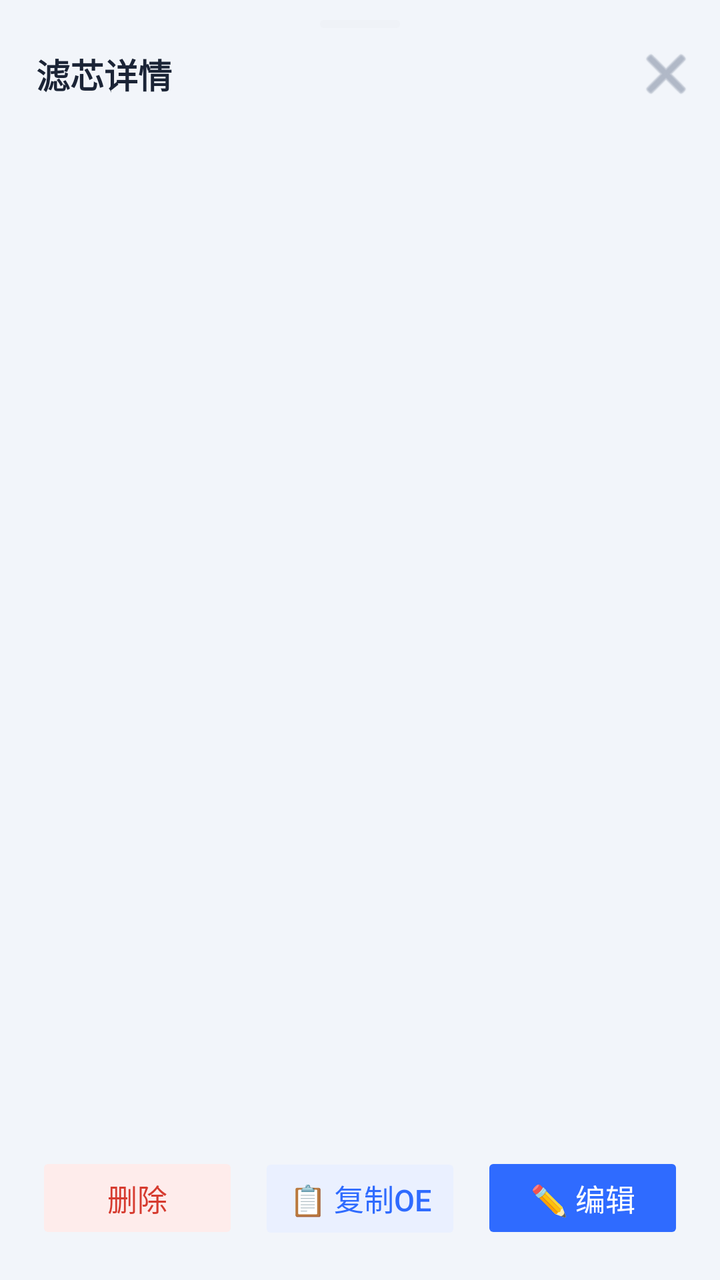
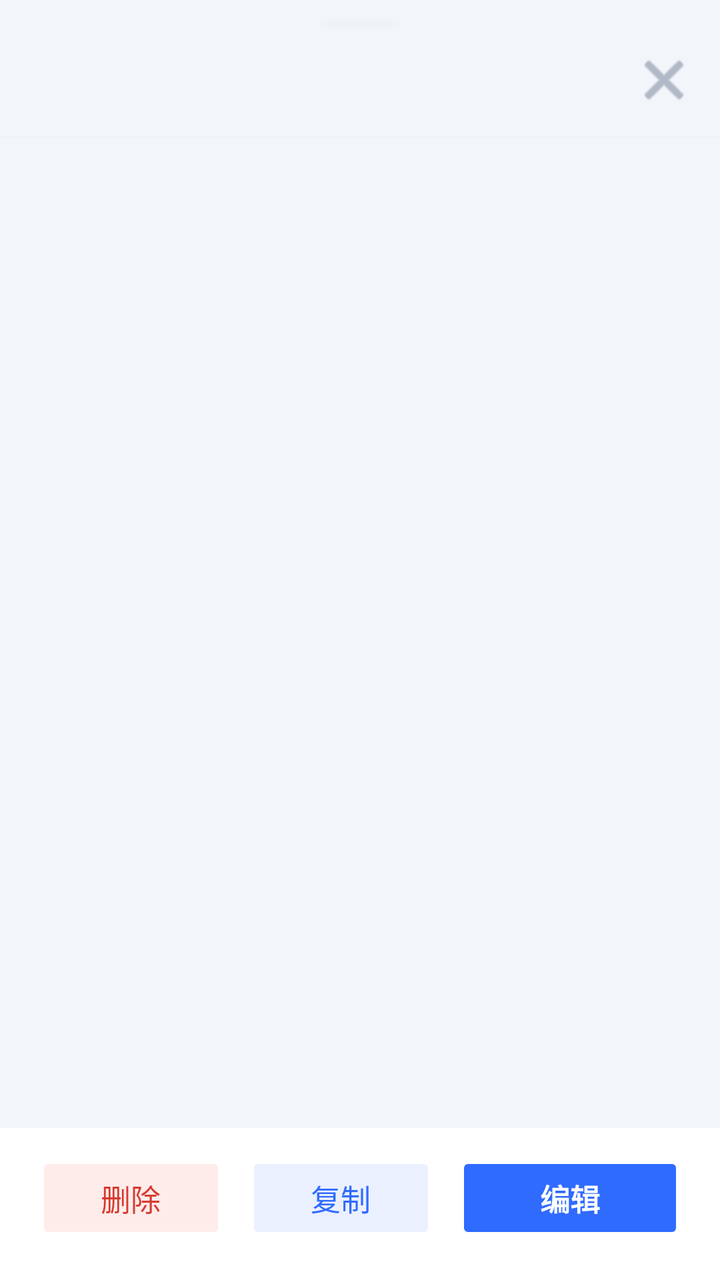

Two renders of the same Android screen: before a commit and after it. Below are the layout's source before the change and the commit's diff.
<!-- AndroidManifest.xml: application theme Theme.FilterMaster -->
<!-- res/layout/sheet_detail.xml -->
<?xml version="1.0" encoding="utf-8"?>
<LinearLayout xmlns:android="http://schemas.android.com/apk/res/android"
    xmlns:app="http://schemas.android.com/apk/res-auto"
    android:layout_width="match_parent"
    android:layout_height="match_parent"
    android:orientation="vertical">

    <View
        android:layout_width="40dp"
        android:layout_height="4dp"
        android:layout_gravity="center_horizontal"
        android:layout_marginTop="10dp"
        android:background="@drawable/bg_rounded_8" />

    <LinearLayout
        android:layout_width="match_parent"
        android:layout_height="wrap_content"
        android:gravity="center_vertical"
        android:orientation="horizontal"
        android:paddingLeft="18dp"
        android:paddingRight="12dp"
        android:paddingTop="8dp"
        android:paddingBottom="8dp">

        <TextView
            android:layout_width="0dp"
            android:layout_height="wrap_content"
            android:layout_weight="1"
            android:text="滤芯详情"
            android:textColor="@color/text_main"
            android:textSize="17sp"
            android:textStyle="bold" />

        <ImageButton
            android:id="@+id/btnDetailClose"
            android:layout_width="30dp"
            android:layout_height="30dp"
            android:background="?attr/selectableItemBackgroundBorderless"
            android:contentDescription="关闭"
            android:src="@android:drawable/ic_menu_close_clear_cancel"
            android:tint="#8590A5" />
    </LinearLayout>

    <ScrollView
        android:layout_width="match_parent"
        android:layout_height="0dp"
        android:layout_weight="1"
        android:scrollbars="none">

        <LinearLayout
            android:id="@+id/detailContainer"
            android:layout_width="match_parent"
            android:layout_height="wrap_content"
            android:orientation="vertical"
            android:paddingLeft="18dp"
            android:paddingRight="18dp"
            android:paddingBottom="10dp" />
    </ScrollView>

    <LinearLayout
        android:layout_width="match_parent"
        android:layout_height="wrap_content"
        android:orientation="horizontal"
        android:paddingLeft="18dp"
        android:paddingRight="18dp"
        android:paddingTop="12dp"
        android:paddingBottom="18dp">

        <Button
            android:id="@+id/btnDelete"
            android:layout_width="0dp"
            android:layout_height="46dp"
            android:layout_weight="1"
            android:backgroundTint="#FEECEB"
            android:stateListAnimator="@null"
            android:text="删除"
            android:textColor="@color/danger"
            android:textSize="15sp"
            app:cornerRadius="14dp"
             />

        <Button
            android:id="@+id/btnCopyOe"
            android:layout_width="0dp"
            android:layout_height="46dp"
            android:layout_marginStart="10dp"
            android:layout_weight="1"
            android:backgroundTint="#EAF0FF"
            android:stateListAnimator="@null"
            android:text="📋 复制OE"
            android:textColor="@color/primary"
            android:textSize="15sp"
            app:cornerRadius="14dp" />

        <Button
            android:id="@+id/btnEdit"
            android:layout_width="0dp"
            android:layout_height="46dp"
            android:layout_marginStart="10dp"
            android:layout_weight="1"
            android:backgroundTint="#2F6BFF"
            android:stateListAnimator="@null"
            android:text="✏️ 编辑"
            android:textColor="#FFFFFF"
            android:textSize="15sp"
            app:cornerRadius="14dp" />
    </LinearLayout>
</LinearLayout>
<!-- resources referenced by this layout -->
<resources>
  <color name="danger">#D63B2F</color>
  <color name="primary">#2F6BFF</color>
  <color name="text_main">#1B2436</color>
  <!-- drawable bg_rounded_8 (drawable) -->
  <?xml version="1.0" encoding="utf-8"?>
  <shape xmlns:android="http://schemas.android.com/apk/res/android">
      <solid android:color="#EFF2F7" />
      <corners android:radius="8dp" />
  </shape>
  <style name="Theme.FilterMaster" parent="Theme.MaterialComponents.Light.NoActionBar">
          <item name="colorPrimary">@color/primary</item>
          <item name="colorPrimaryDark">@color/primary_deep</item>
          <item name="android:statusBarColor">#2456E8</item>
          <item name="android:windowBackground">@color/bg</item>
          <item name="android:windowLightStatusBar">false</item>
      </style>
  <color name="primary_deep">#1E4FD6</color>
  <color name="bg">#F2F5FA</color>
</resources>

<!-- the commit's change to res/layout/sheet_detail.xml (unified diff, before → after) -->
@@ -12,6 +12,7 @@
         android:layout_marginTop="10dp"
         android:background="@drawable/bg_rounded_8" />
 
+    
     <LinearLayout
         android:layout_width="match_parent"
         android:layout_height="wrap_content"
@@ -19,28 +20,62 @@
         android:orientation="horizontal"
         android:paddingLeft="18dp"
         android:paddingRight="12dp"
-        android:paddingTop="8dp"
-        android:paddingBottom="8dp">
-
-        <TextView
+        android:paddingTop="10dp"
+        android:paddingBottom="12dp">
+
+        <LinearLayout
             android:layout_width="0dp"
             android:layout_height="wrap_content"
             android:layout_weight="1"
-            android:text="滤芯详情"
-            android:textColor="@color/text_main"
-            android:textSize="17sp"
-            android:textStyle="bold" />
+            android:orientation="vertical">
+
+            <TextView
+                android:id="@+id/tvDetailCode"
+                android:layout_width="wrap_content"
+                android:layout_height="wrap_content"
+                android:textColor="@color/text_main"
+                android:textSize="21sp"
+                android:textStyle="bold" />
+
+            <TextView
+                android:id="@+id/tvDetailAlias"
+                android:layout_width="wrap_content"
+                android:layout_height="wrap_content"
+                android:layout_marginTop="2dp"
+                android:textColor="@color/text_sub"
+                android:textSize="13sp"
+                android:visibility="gone" />
+        </LinearLayout>
+
+        <TextView
+            android:id="@+id/tvDetailBrand"
+            android:layout_width="wrap_content"
+            android:layout_height="wrap_content"
+            android:layout_marginEnd="6dp"
+            android:background="@drawable/bg_rounded_8"
+            android:paddingLeft="11dp"
+            android:paddingRight="11dp"
+            android:paddingTop="5dp"
+            android:paddingBottom="5dp"
+            android:textSize="12sp"
+            android:textStyle="bold"
+            android:visibility="gone" />
 
         <ImageButton
             android:id="@+id/btnDetailClose"
-            android:layout_width="30dp"
-            android:layout_height="30dp"
+            android:layout_width="32dp"
+            android:layout_height="32dp"
             android:background="?attr/selectableItemBackgroundBorderless"
             android:contentDescription="关闭"
             android:src="@android:drawable/ic_menu_close_clear_cancel"
             android:tint="#8590A5" />
     </LinearLayout>
 
+    <View
+        android:layout_width="match_parent"
+        android:layout_height="1dp"
+        android:background="@color/line" />
+
     <ScrollView
         android:layout_width="match_parent"
         android:layout_height="0dp"
@@ -48,18 +83,191 @@
         android:scrollbars="none">
 
         <LinearLayout
-            android:id="@+id/detailContainer"
             android:layout_width="match_parent"
             android:layout_height="wrap_content"
             android:orientation="vertical"
             android:paddingLeft="18dp"
             android:paddingRight="18dp"
-            android:paddingBottom="10dp" />
+            android:paddingTop="14dp"
+            android:paddingBottom="12dp">
+
+            
+            <androidx.cardview.widget.CardView
+                android:id="@+id/detailImageCard"
+                android:layout_width="match_parent"
+                android:layout_height="wrap_content"
+                android:layout_marginBottom="14dp"
+                android:visibility="gone"
+                app:cardCornerRadius="14dp"
+                app:cardElevation="0dp">
+
+                <ImageView
+                    android:id="@+id/ivDetailImage"
+                    android:layout_width="match_parent"
+                    android:layout_height="190dp"
+                    android:contentDescription="滤芯照片"
+                    android:scaleType="centerCrop" />
+
+                <TextView
+                    android:layout_width="wrap_content"
+                    android:layout_height="wrap_content"
+                    android:layout_gravity="bottom|end"
+                    android:layout_margin="8dp"
+                    android:background="@drawable/bg_rounded_8"
+                    android:backgroundTint="#99000000"
+                    android:paddingLeft="8dp"
+                    android:paddingRight="8dp"
+                    android:paddingTop="3dp"
+                    android:paddingBottom="3dp"
+                    android:text="点击放大"
+                    android:textColor="#FFFFFF"
+                    android:textSize="10.5sp" />
+            </androidx.cardview.widget.CardView>
+
+            
+            <LinearLayout
+                android:id="@+id/oeBlock"
+                android:layout_width="match_parent"
+                android:layout_height="wrap_content"
+                android:background="@drawable/bg_oe_block"
+                android:orientation="vertical"
+                android:paddingLeft="14dp"
+                android:paddingRight="14dp"
+                android:paddingTop="11dp"
+                android:paddingBottom="12dp"
+                android:visibility="gone">
+
+                <LinearLayout
+                    android:layout_width="match_parent"
+                    android:layout_height="wrap_content"
+                    android:gravity="center_vertical"
+                    android:orientation="horizontal">
+
+                    <TextView
+                        android:layout_width="0dp"
+                        android:layout_height="wrap_content"
+                        android:layout_weight="1"
+                        android:text="OE 码"
+                        android:textColor="@color/primary"
+                        android:textSize="11.5sp"
+                        android:textStyle="bold" />
+
+                    <TextView
+                        android:id="@+id/btnOeCopyInline"
+                        android:layout_width="wrap_content"
+                        android:layout_height="wrap_content"
+                        android:background="@drawable/bg_rounded_8"
+                        android:backgroundTint="#FFFFFF"
+                        android:paddingLeft="10dp"
+                        android:paddingRight="10dp"
+                        android:paddingTop="4dp"
+                        android:paddingBottom="4dp"
+                        android:text="复制"
+                        android:textColor="@color/primary"
+                        android:textSize="11.5sp"
+                        android:textStyle="bold" />
+                </LinearLayout>
+
+                <TextView
+                    android:id="@+id/tvDetailOe"
+                    android:layout_width="match_parent"
+                    android:layout_height="wrap_content"
+                    android:layout_marginTop="5dp"
+                    android:fontFamily="monospace"
+                    android:lineSpacingExtra="3dp"
+                    android:textColor="#16326B"
+                    android:textIsSelectable="true"
+                    android:textSize="15sp"
+                    android:textStyle="bold" />
+            </LinearLayout>
+
+            
+            <LinearLayout
+                android:id="@+id/carBlock"
+                android:layout_width="match_parent"
+                android:layout_height="wrap_content"
+                android:layout_marginTop="10dp"
+                android:background="@drawable/bg_field"
+                android:orientation="vertical"
+                android:paddingLeft="14dp"
+                android:paddingRight="14dp"
+                android:paddingTop="11dp"
+                android:paddingBottom="12dp"
+                android:visibility="gone">
+
+                <TextView
+                    android:layout_width="wrap_content"
+                    android:layout_height="wrap_content"
+                    android:text="适用车型"
+                    android:textColor="@color/text_sub"
+                    android:textSize="11.5sp"
+                    android:textStyle="bold" />
+
+                <TextView
+                    android:id="@+id/tvDetailCar"
+                    android:layout_width="match_parent"
+                    android:layout_height="wrap_content"
+                    android:layout_marginTop="5dp"
+                    android:lineSpacingExtra="3dp"
+                    android:textColor="@color/text_main"
+                    android:textSize="14.5sp" />
+            </LinearLayout>
+
+            
+            <LinearLayout
+                android:id="@+id/gridBlock"
+                android:layout_width="match_parent"
+                android:layout_height="wrap_content"
+                android:layout_marginTop="10dp"
+                android:orientation="vertical" />
+
+            
+            <LinearLayout
+                android:id="@+id/noteBlock"
+                android:layout_width="match_parent"
+                android:layout_height="wrap_content"
+                android:layout_marginTop="10dp"
+                android:background="@drawable/bg_field"
+                android:orientation="vertical"
+                android:paddingLeft="14dp"
+                android:paddingRight="14dp"
+                android:paddingTop="11dp"
+                android:paddingBottom="12dp"
+                android:visibility="gone">
+
+                <TextView
+                    android:layout_width="wrap_content"
+                    android:layout_height="wrap_content"
+                    android:text="备注"
+                    android:textColor="@color/text_sub"
+                    android:textSize="11.5sp"
+                    android:textStyle="bold" />
+
+                <TextView
+                    android:id="@+id/tvDetailNote"
+                    android:layout_width="match_parent"
+                    android:layout_height="wrap_content"
+                    android:layout_marginTop="5dp"
+                    android:lineSpacingExtra="3dp"
+                    android:textColor="@color/text_main"
+                    android:textSize="14sp" />
+            </LinearLayout>
+
+            <TextView
+                android:id="@+id/tvDetailTime"
+                android:layout_width="match_parent"
+                android:layout_height="wrap_content"
+                android:layout_marginTop="14dp"
+                android:gravity="center"
+                android:textColor="#AAB3C5"
+                android:textSize="11sp" />
+        </LinearLayout>
     </ScrollView>
 
     <LinearLayout
         android:layout_width="match_parent"
         android:layout_height="wrap_content"
+        android:background="@color/card"
         android:orientation="horizontal"
         android:paddingLeft="18dp"
         android:paddingRight="18dp"
@@ -76,8 +284,7 @@
             android:text="删除"
             android:textColor="@color/danger"
             android:textSize="15sp"
-            app:cornerRadius="14dp"
-             />
+            app:cornerRadius="14dp" />
 
         <Button
             android:id="@+id/btnCopyOe"
@@ -87,7 +294,7 @@
             android:layout_weight="1"
             android:backgroundTint="#EAF0FF"
             android:stateListAnimator="@null"
-            android:text="📋 复制OE"
+            android:text="复制"
             android:textColor="@color/primary"
             android:textSize="15sp"
             app:cornerRadius="14dp" />
@@ -97,12 +304,13 @@
             android:layout_width="0dp"
             android:layout_height="46dp"
             android:layout_marginStart="10dp"
-            android:layout_weight="1"
+            android:layout_weight="1.2"
             android:backgroundTint="#2F6BFF"
             android:stateListAnimator="@null"
-            android:text="✏️ 编辑"
+            android:text="编辑"
             android:textColor="#FFFFFF"
             android:textSize="15sp"
+            android:textStyle="bold"
             app:cornerRadius="14dp" />
     </LinearLayout>
 </LinearLayout>
<!-- resource entries referenced after the edit -->
@@ -1,8 +1,23 @@
 <!-- resources referenced by this layout -->
 <resources>
+  <color name="card">#FFFFFF</color>
   <color name="danger">#D63B2F</color>
+  <color name="line">#EEF1F6</color>
   <color name="primary">#2F6BFF</color>
   <color name="text_main">#1B2436</color>
+  <color name="text_sub">#8590A5</color>
+  <!-- drawable bg_field (drawable) -->
+  <?xml version="1.0" encoding="utf-8"?>
+  <shape xmlns:android="http://schemas.android.com/apk/res/android">
+      <solid android:color="@color/field_bg" />
+      <corners android:radius="12dp" />
+  </shape>
+  <!-- drawable bg_oe_block (drawable) -->
+  <?xml version="1.0" encoding="utf-8"?>
+  <shape xmlns:android="http://schemas.android.com/apk/res/android">
+      <solid android:color="#EAF0FF" />
+      <corners android:radius="12dp" />
+  </shape>
   <!-- drawable bg_rounded_8 (drawable) -->
   <?xml version="1.0" encoding="utf-8"?>
   <shape xmlns:android="http://schemas.android.com/apk/res/android">
@@ -16,6 +31,7 @@
           <item name="android:windowBackground">@color/bg</item>
           <item name="android:windowLightStatusBar">false</item>
       </style>
+  <color name="field_bg">#F4F6FB</color>
   <color name="primary_deep">#1E4FD6</color>
   <color name="bg">#F2F5FA</color>
 </resources>
